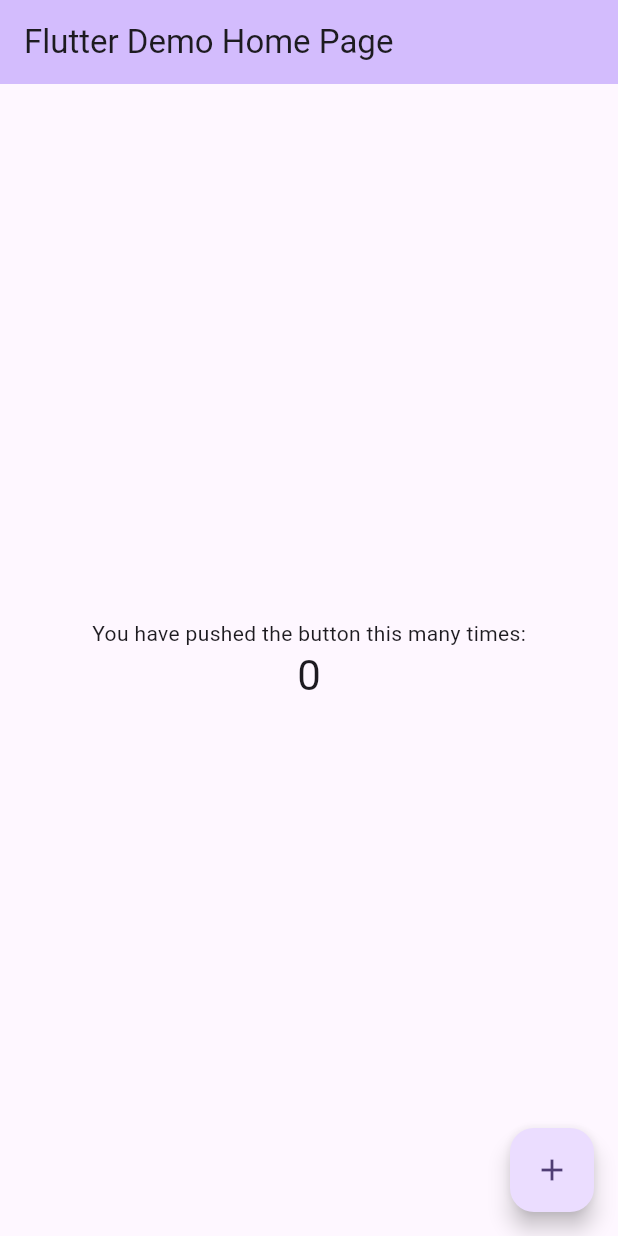
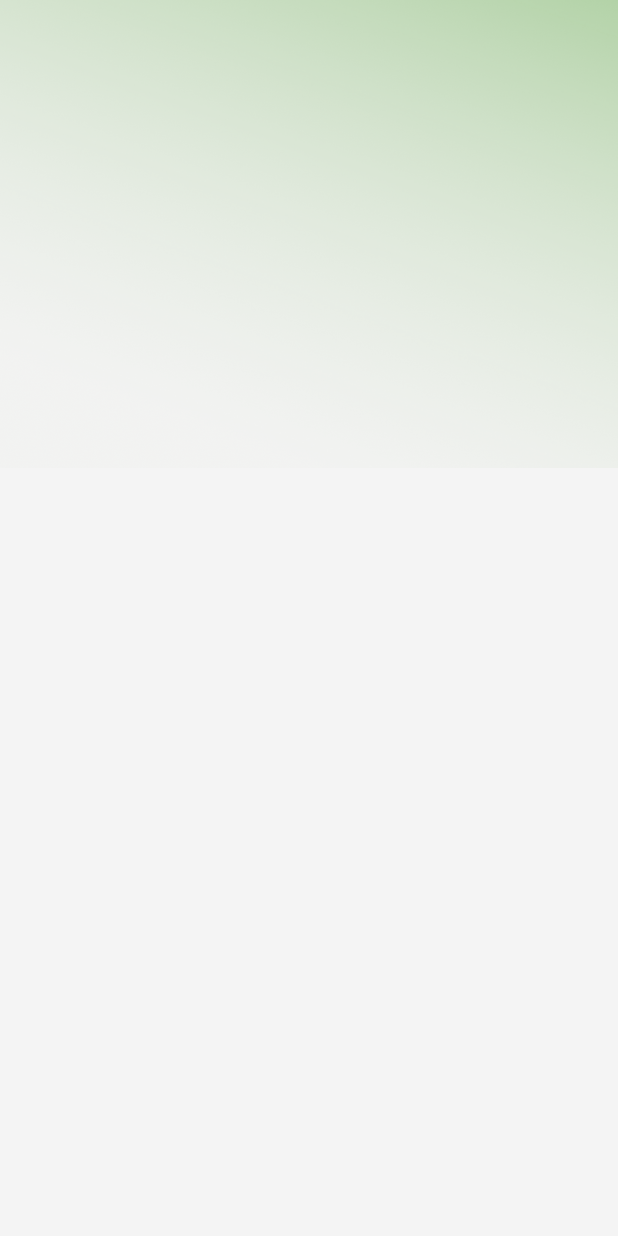
Before and after one commit to JialongHe/Clo2, a Flutter app: the screen it shows after launch, on a phone screen of 412 x 824 dp. Run offline on Flutter 3.47's test engine with Material 3 defaults, Android fonts, the light colour scheme and no system bars.

Commit message:
Set up achitecture

```diff
--- a/lib/main.dart
+++ b/lib/main.dart
@@ -1,125 +1,44 @@
+import 'dart:ui';
+
+import 'package:clo2/themes/app_theme.dart';
 import 'package:flutter/material.dart';
+import 'pages/home_page.dart';
 
 void main() {
-  runApp(const MyApp());
+  runApp(Clo2App());
 }
 
-class MyApp extends StatelessWidget {
-  const MyApp({super.key});
-
-  // This widget is the root of your application.
+class Clo2App extends StatelessWidget {
   @override
   Widget build(BuildContext context) {
-    return MaterialApp(
-      title: 'Flutter Demo',
-      theme: ThemeData(
-        // This is the theme of your application.
-        //
-        // TRY THIS: Try running your application with "flutter run". You'll see
-        // the application has a purple toolbar. Then, without quitting the app,
-        // try changing the seedColor in the colorScheme below to Colors.green
-        // and then invoke "hot reload" (save your changes or press the "hot
-        // reload" button in a Flutter-supported IDE, or press "r" if you used
-        // the command line to start the app).
-        //
-        // Notice that the counter didn't reset back to zero; the application
-        // state is not lost during the reload. To reset the state, use hot
-        // restart instead.
-        //
-        // This works for code too, not just values: Most code changes can be
-        // tested with just a hot reload.
-        colorScheme: ColorScheme.fromSeed(seedColor: Colors.deepPurple),
-        useMaterial3: true,
-      ),
-      home: const MyHomePage(title: 'Flutter Demo Home Page'),
+    return LayoutBuilder(
+      builder: (context, constraints) {
+        final FlutterView view = WidgetsBinding.instance.platformDispatcher.views.first;
+
+        return Directionality(
+          textDirection: TextDirection.ltr,
+          child: MediaQuery(
+            data: MediaQueryData.fromView(view),
+            child: AppContainer(),
+          ),
+        );
+      },
     );
   }
 }
 
-class MyHomePage extends StatefulWidget {
-  const MyHomePage({super.key, required this.title});
-
-  // This widget is the home page of your application. It is stateful, meaning
-  // that it has a State object (defined below) that contains fields that affect
-  // how it looks.
-
-  // This class is the configuration for the state. It holds the values (in this
-  // case the title) provided by the parent (in this case the App widget) and
-  // used by the build method of the State. Fields in a Widget subclass are
-  // always marked "final".
-
-  final String title;
-
-  @override
-  State<MyHomePage> createState() => _MyHomePageState();
-}
-
-class _MyHomePageState extends State<MyHomePage> {
-  int _counter = 0;
-
-  void _incrementCounter() {
-    setState(() {
-      // This call to setState tells the Flutter framework that something has
-      // changed in this State, which causes it to rerun the build method below
-      // so that the display can reflect the updated values. If we changed
-      // _counter without calling setState(), then the build method would not be
-      // called again, and so nothing would appear to happen.
-      _counter++;
-    });
-  }
-
+class AppContainer extends StatelessWidget {
   @override
   Widget build(BuildContext context) {
-    // This method is rerun every time setState is called, for instance as done
-    // by the _incrementCounter method above.
-    //
-    // The Flutter framework has been optimized to make rerunning build methods
-    // fast, so that you can just rebuild anything that needs updating rather
-    // than having to individually change instances of widgets.
-    return Scaffold(
-      appBar: AppBar(
-        // TRY THIS: Try changing the color here to a specific color (to
-        // Colors.amber, perhaps?) and trigger a hot reload to see the AppBar
-        // change color while the other colors stay the same.
-        backgroundColor: Theme.of(context).colorScheme.inversePrimary,
-        // Here we take the value from the MyHomePage object that was created by
-        // the App.build method, and use it to set our appbar title.
-        title: Text(widget.title),
+    return Container(
+      color: AppTheme.backgroundColor,
+      child: DefaultTextStyle(
+        style: const TextStyle(
+          fontFamily: 'Roboto',
+          fontSize: 16,
+        ),
+        child: HomePage(),
       ),
-      body: Center(
-        // Center is a layout widget. It takes a single child and positions it
-        // in the middle of the parent.
-        child: Column(
-          // Column is also a layout widget. It takes a list of children and
-          // arranges them vertically. By default, it sizes itself to fit its
-          // children horizontally, and tries to be as tall as its parent.
-          //
-          // Column has various properties to control how it sizes itself and
-          // how it positions its children. Here we use mainAxisAlignment to
-          // center the children vertically; the main axis here is the vertical
-          // axis because Columns are vertical (the cross axis would be
-          // horizontal).
-          //
-          // TRY THIS: Invoke "debug painting" (choose the "Toggle Debug Paint"
-          // action in the IDE, or press "p" in the console), to see the
-          // wireframe for each widget.
-          mainAxisAlignment: MainAxisAlignment.center,
-          children: <Widget>[
-            const Text(
-              'You have pushed the button this many times:',
-            ),
-            Text(
-              '$_counter',
-              style: Theme.of(context).textTheme.headlineMedium,
-            ),
-          ],
-        ),
-      ),
-      floatingActionButton: FloatingActionButton(
-        onPressed: _incrementCounter,
-        tooltip: 'Increment',
-        child: const Icon(Icons.add),
-      ), // This trailing comma makes auto-formatting nicer for build methods.
     );
   }
 }
--- /dev/null
+++ b/lib/pages/home_page.dart
@@ -0,0 +1,29 @@
+import 'package:flutter/material.dart';
+import 'package:flutter/services.dart';
+
+class HomePage extends StatelessWidget {
+  @override
+  Widget build(BuildContext context) {
+    SystemChrome.setSystemUIOverlayStyle(
+      const SystemUiOverlayStyle(
+        statusBarColor: Colors.transparent,
+        statusBarIconBrightness: Brightness.dark,
+      ),
+    );
+
+    return Stack(
+      children: [
+        Container(
+          width: double.infinity,
+          height: 312,
+          decoration: const BoxDecoration(
+            image: DecorationImage(
+              image: AssetImage('assets/homepage/topBackgroud.png'),
+              fit: BoxFit.cover,
+            ),
+          ),
+        ),
+      ],
+    );
+  }
+}
--- /dev/null
+++ b/lib/themes/app_theme.dart
@@ -0,0 +1,11 @@
+import 'dart:ui';
+
+class AppTheme {
+  // Colors
+  static const Color backgroundColor = Color.fromRGBO(244, 244, 244, 1);
+
+  // Font styles
+  static const String defaultFontFamiliy = 'Roboto';
+
+
+}
```
Also changed, not shown: pubspec.yaml (+7 -8 lines), assets/homepage/topBackgroud.png (added), 1 other file.
